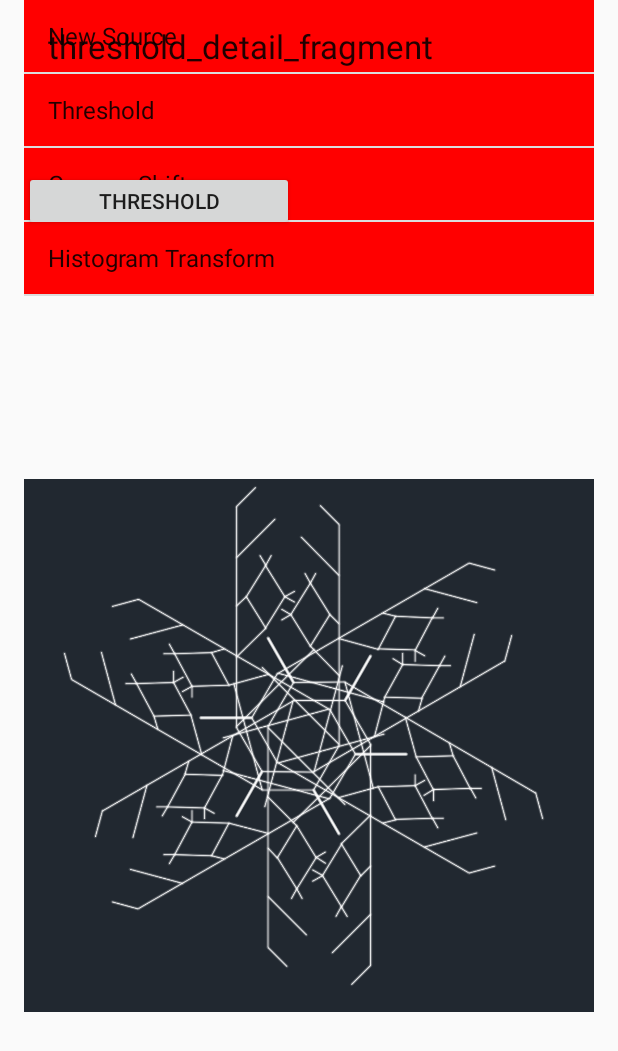
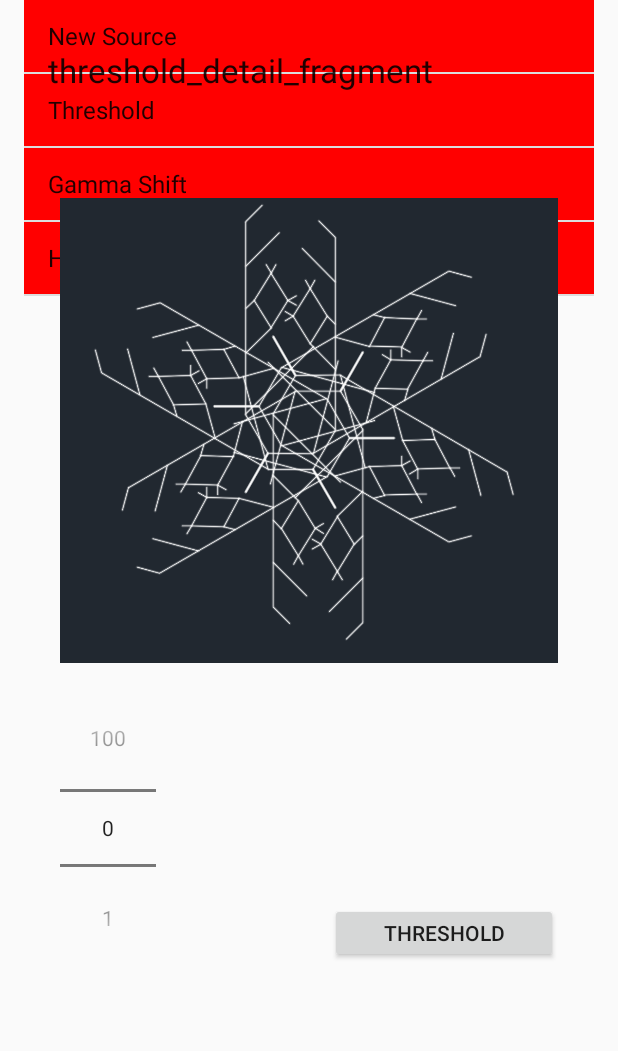
Before and after one commit to alexanderyshi/IVPSuite, an Android app: the fragment Threshold placed in its activity, on a phone screen of 412 x 824 dp. Shown: the top 1051 px of the screen. Run offline under Robolectric (Android 15) with nearby library versions, the phone set to English and light mode, and no system bars; 1 statement that could not run was skipped.

Commit message:
threshold method moved to ImageHandler added NumberPicker added to Threshold activity

```diff
--- a/app/src/main/java/ayshi/ivpsuite/ItemListActivity.java
+++ b/app/src/main/java/ayshi/ivpsuite/ItemListActivity.java
@@ -76,11 +76,9 @@ public class ItemListActivity extends FragmentActivity
                 switch(id){
                     case "new_source":
                         currentItemDetailFragment = new NewSource();
-//                        arguments.putString(NewSource.ARG_ITEM_ID, id);
                         break;
                     case "threshold":
                         currentItemDetailFragment = new Threshold();
-//                        arguments.putString(Threshold.ARG_ITEM_ID, id);
                         break;
 //                    case "gamma_shift":
 //                        break;
--- a/app/src/main/java/ayshi/ivpsuite/NewSource.java
+++ b/app/src/main/java/ayshi/ivpsuite/NewSource.java
@@ -59,7 +59,7 @@ public class NewSource extends ImageHandler{
         View rootView = inflater.inflate(R.layout.new_source_item_detail, container, false);
         ((TextView) rootView.findViewById(R.id.item_detail_text)).setText(ARG_ITEM_ID);
 
-        imagePreview = (ImageView) rootView.findViewById(R.id.source_preview);
+        imagePreview = (ImageView) rootView.findViewById(R.id.image_preview);
         if (imageSourcePath != null) {
             imagePreview.setImageBitmap(BitmapFactory.decodeFile(imageSourcePath));
         }
@@ -105,7 +105,7 @@ public class NewSource extends ImageHandler{
         if (requestCode == 1 && resultCode == Activity.RESULT_OK) {
             if (imageSourcePath != null) {
                 //TODO: find out why imagePreview isn't getting set in onCreateView()
-                imagePreview = (ImageView) getActivity().findViewById(R.id.source_preview);
+                imagePreview = (ImageView) getActivity().findViewById(R.id.image_preview);
                 BitmapFactory.Options options = new BitmapFactory.Options();
                 options.inPreferredConfig = Bitmap.Config.ARGB_8888;
                 imageSource = BitmapFactory.decodeFile(imageSourcePath, options);
--- a/app/src/main/java/ayshi/ivpsuite/Threshold.java
+++ b/app/src/main/java/ayshi/ivpsuite/Threshold.java
@@ -6,8 +6,10 @@ import android.os.Bundle;
 import android.view.LayoutInflater;
 import android.view.View;
 import android.view.ViewGroup;
+import android.widget.Button;
 import android.widget.ImageView;
 import android.widget.TextView;
+import android.widget.NumberPicker;
 
 /**
  * A fragment representing a single Item detail screen.
@@ -16,14 +18,15 @@ import android.widget.TextView;
  * on handsets.
  */
 public class Threshold extends ImageHandler {
-
-
-
-
     /**
      * Mandatory empty constructor for the fragment manager to instantiate the
      * fragment (e.g. upon screen orientation changes).
      */
+
+    int levels;
+    NumberPicker numberPicker;
+    Bitmap mutableBitmap;
+
     public Threshold() {
     }
 
@@ -36,6 +39,8 @@ public class Threshold extends ImageHandler {
             // get the imagePath to use for the live preview
             imageSourcePath = getArguments().getString("imageSource");
         }
+
+        levels = 0;
     }
 
     @Override
@@ -43,27 +48,34 @@ public class Threshold extends ImageHandler {
                              Bundle savedInstanceState) {
         super.onCreateView(inflater, container, savedInstanceState);
         View rootView = inflater.inflate(R.layout.threshold_item_detail, container, false);
+
         ((TextView) rootView.findViewById(R.id.item_detail_text)).setText(ARG_ITEM_ID);
+
         imagePreview = (ImageView) rootView.findViewById(R.id.image_preview);
         if (imageSourcePath != null) {
             BitmapFactory.Options options = new BitmapFactory.Options();
             options.inPreferredConfig = Bitmap.Config.ARGB_8888;
             imageSource = BitmapFactory.decodeFile(imageSourcePath, options);
-            imagePreview.setImageBitmap(threshold(imageSource, 4));
+            mutableBitmap = imageSource.copy(Bitmap.Config.ARGB_8888, true);
+            imagePreview.setImageBitmap(imageSource);
+        }
+
+        final Button thresholdButton = (Button) rootView.findViewById(R.id.button_threshold);
+        thresholdButton.setOnClickListener(this);
+
+        numberPicker = (NumberPicker) rootView.findViewById(R.id.numberPicker);
+        numberPicker.setMaxValue(100);
+        numberPicker.setMinValue(0);
+        return rootView;
+    }
+
+    public void onClick(View view) {
+        super.onClick(view);
+        if (view.getId() == R.id.button_threshold){
+            mutableBitmap = threshold(imageSource, numberPicker.getValue());
+            imagePreview.setImageBitmap(mutableBitmap);
             //TODO: reassign the modified image to the imageSourcePath
             ((ItemListActivity) getActivity()).setImageSourcePath(imageSourcePath);
         }
-        return rootView;
-    }
-
-    private Bitmap threshold(Bitmap image, int levels){
-        int[] byteArray = new int[image.getWidth() * image.getHeight()];
-        image.getPixels(byteArray, 0, image.getWidth(), 0, 0, image.getWidth(), image.getHeight());
-
-        int divisor = 256/levels;
-        for (int i = 0; i<byteArray.length; i++){
-            byteArray[i] = byteArray[i]/divisor*divisor;
-        }
-        return Bitmap.createBitmap(byteArray, image.getWidth(), image.getHeight(), Bitmap.Config.ARGB_8888);
     }
 }
--- a/app/src/main/res/layout/threshold_item_detail.xml
+++ b/app/src/main/res/layout/threshold_item_detail.xml
@@ -1,4 +1,4 @@
-<LinearLayout xmlns:android="http://schemas.android.com/apk/res/android"
+<RelativeLayout xmlns:android="http://schemas.android.com/apk/res/android"
     xmlns:tools="http://schemas.android.com/tools"
     android:layout_width="match_parent"
     android:layout_height="match_parent"
@@ -10,20 +10,37 @@
         style="?android:attr/textAppearanceLarge" android:layout_width="match_parent"
         android:layout_height="80dp" android:padding="16dp" android:textIsSelectable="false"
         tools:context=".ThresholdDetailFragment"
-        android:layout_marginBottom="18dp"/>
+        android:layout_alignParentLeft="true"
+        android:layout_marginLeft="0dp"
+        android:layout_alignParentTop="true"
+        android:layout_marginBottom="16dp"
+        android:layout_marginTop="16dp" />
+
+    <ImageView
+        android:id="@+id/image_preview"
+        android:layout_width="match_parent"
+        android:layout_height="350dp"
+        android:src="@drawable/snowflake"
+        android:layout_marginRight="16dp"
+        android:layout_marginLeft="32dp"
+        android:layout_below="@+id/item_detail_text"
+        android:layout_centerHorizontal="true" />
 
     <Button
         android:id="@+id/button_threshold"
         android:layout_width="180dp"
         android:layout_height="40dp"
-        android:layout_marginTop="16dp"
-        android:text="@string/threshold" />
+        android:text="@string/threshold"
+        android:layout_gravity="center_horizontal|top"
+        android:layout_marginLeft="204dp"
+        android:layout_alignBottom="@+id/numberPicker"
+        android:layout_alignEnd="@+id/image_preview" />
 
-    <ImageView
-        android:id="@+id/image_preview"
+    <NumberPicker
         android:layout_width="wrap_content"
         android:layout_height="wrap_content"
-        android:layout_marginTop="16dp"
-        android:src="@drawable/snowflake" />
+        android:id="@+id/numberPicker"
+        android:layout_below="@+id/image_preview"
+        android:layout_alignStart="@+id/image_preview" />
 
-</LinearLayout>
+</RelativeLayout>
```
Also changed, not shown: app/src/main/java/ayshi/ivpsuite/ImageHandler.java (+14 -0 lines), app/src/main/res/layout/new_source_item_detail.xml (+25 -15 lines).
